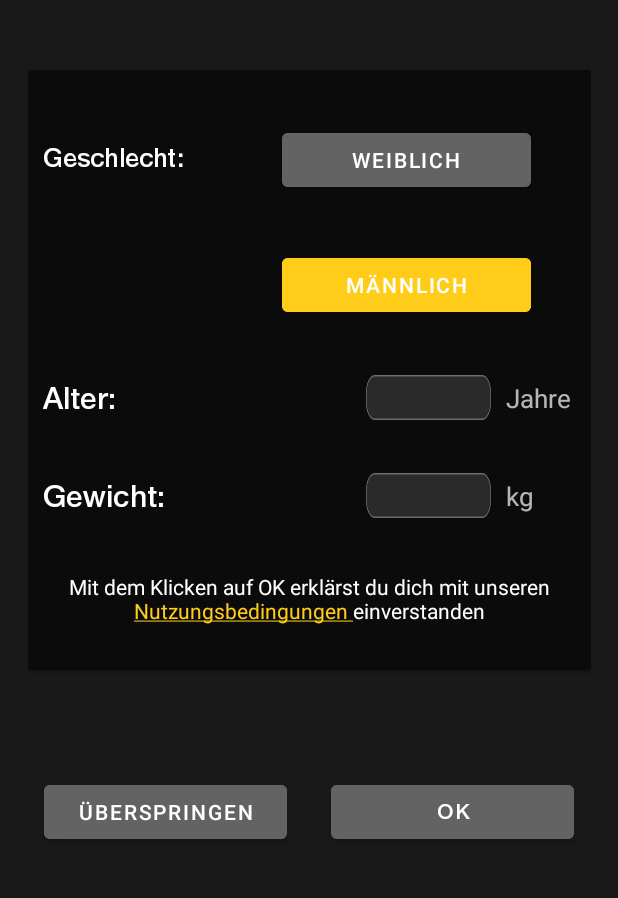
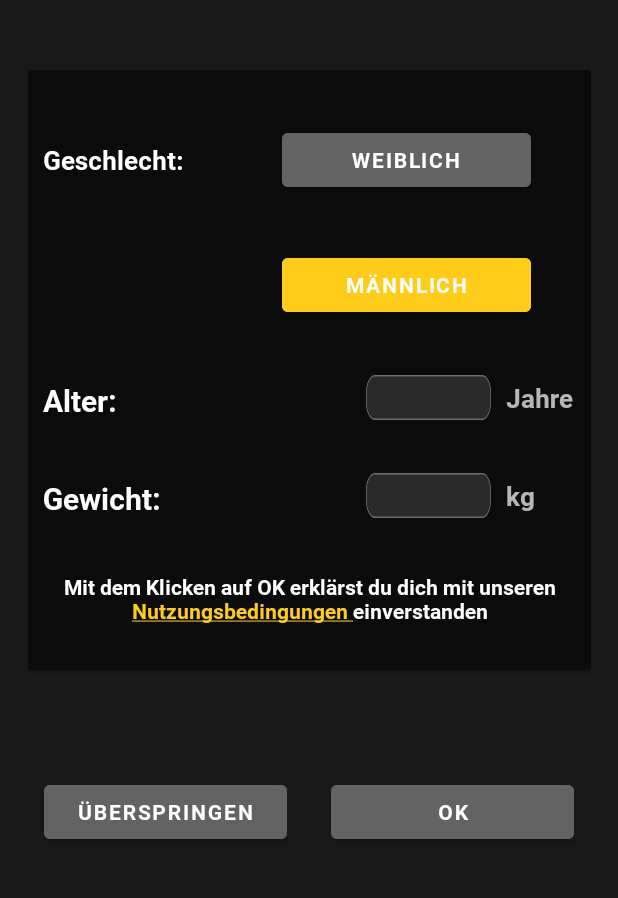
Before and after one commit to FlorianGross/Alcoly, an Android app: the Activity_FirstStartUp screen opened directly, with no data from a screen before it, on a phone screen of 412 x 824 dp, the part 281-1179 px from its top. Run offline under Robolectric (Android 15) with nearby library versions, the phone set to English and light mode, and no system bars.

Commit message:
Replaced the helvetica Font with the Roboto Bold Font

```diff
--- /dev/null
+++ b/Drinkly/app/src/main/res/font/robotobold.xml
@@ -0,0 +1,7 @@
+<?xml version="1.0" encoding="utf-8"?>
+<font-family xmlns:android="http://schemas.android.com/apk/res/android">
+    <font
+        android:font="@font/roboto_bold"
+        android:fontWeight="400"
+        android:fontStyle="normal"/>
+</font-family>
--- a/Drinkly/app/src/main/res/layout/activity_first_startup.xml
+++ b/Drinkly/app/src/main/res/layout/activity_first_startup.xml
@@ -28,9 +28,9 @@
         android:layout_height="400dp"
         android:layout_marginTop="15dp"
         android:layout_marginBottom="40dp"
+        android:backgroundTint="@color/AlternativeBackground"
+        android:paddingLeft="10dp"
         android:paddingRight="10dp"
-        android:paddingLeft="10dp"
-        android:backgroundTint="@color/AlternativeBackground"
         app:layout_constraintBottom_toTopOf="@+id/skipButton"
         app:layout_constraintEnd_toEndOf="parent"
         app:layout_constraintStart_toStartOf="parent"
@@ -45,7 +45,7 @@
                 android:layout_width="83dp"
                 android:layout_height="30dp"
                 android:background="@mipmap/textinput"
-                android:fontFamily="@font/helvetica_neue_regular"
+                android:fontFamily="@font/robotobold"
                 android:importantForAutofill="no"
                 android:inputType="number"
                 android:textAlignment="center"
@@ -60,6 +60,7 @@
                 android:layout_width="wrap_content"
                 android:layout_height="23dp"
                 android:layout_marginStart="10dp"
+                android:fontFamily="@font/robotobold"
                 android:text="Jahre"
                 android:textSize="17dp"
                 app:layout_constraintBottom_toBottomOf="@+id/weightInput"
@@ -71,6 +72,7 @@
                 android:layout_width="wrap_content"
                 android:layout_height="23dp"
                 android:layout_marginStart="10dp"
+                android:fontFamily="@font/robotobold"
                 android:text="kg"
                 android:textSize="17dp"
                 app:layout_constraintBottom_toBottomOf="@+id/ageInput"
@@ -82,11 +84,12 @@
                 android:layout_width="wrap_content"
                 android:layout_height="wrap_content"
                 android:layout_marginBottom="30dp"
+                android:autoLink="web"
+                android:fontFamily="@font/robotobold"
                 android:text="@string/nutzungsbedingungenCheck"
-                android:autoLink="web"
-                android:textColorLink="@color/MainColor"
                 android:textAlignment="center"
                 android:textColor="@color/text"
+                android:textColorLink="@color/MainColor"
                 app:layout_constraintBottom_toBottomOf="parent"
                 app:layout_constraintEnd_toEndOf="parent"
                 app:layout_constraintStart_toStartOf="parent" />
@@ -96,7 +99,7 @@
                 android:layout_width="148dp"
                 android:layout_height="23dp"
                 android:layout_marginStart="10dp"
-                android:fontFamily="@font/helvetica_neue_regular"
+                android:fontFamily="@font/robotobold"
                 android:text="Alter:"
                 android:textColor="@color/text"
                 android:textSize="20sp"
@@ -110,6 +113,7 @@
                 android:layout_height="wrap_content"
                 android:layout_marginEnd="40dp"
                 android:backgroundTint="@color/gray"
+                android:fontFamily="@font/robotobold"
                 android:text="WEIBLICH"
                 android:textSize="14sp"
                 app:layout_constraintBottom_toTopOf="@+id/maleImage"
@@ -122,7 +126,7 @@
                 android:layout_width="148dp"
                 android:layout_height="23dp"
                 android:layout_marginStart="10dp"
-                android:fontFamily="@font/helvetica_neue_regular"
+                android:fontFamily="@font/robotobold"
                 android:text="Geschlecht:"
                 android:textColor="@color/text"
                 android:textSize="17sp"
@@ -136,7 +140,7 @@
                 android:layout_height="30dp"
                 android:autofillHints=""
                 android:background="@mipmap/textinput"
-                android:fontFamily="@font/helvetica_neue_regular"
+                android:fontFamily="@font/robotobold"
                 android:inputType="number"
                 android:textAlignment="center"
                 app:layout_constraintBottom_toTopOf="@+id/Datenschutz"
@@ -150,7 +154,7 @@
                 android:layout_width="148dp"
                 android:layout_height="23dp"
                 android:layout_marginStart="10dp"
-                android:fontFamily="@font/helvetica_neue_regular"
+                android:fontFamily="@font/robotobold"
                 android:inputType="number"
                 android:orientation="vertical"
                 android:text="Gewicht:"
@@ -166,6 +170,7 @@
                 android:layout_height="wrap_content"
                 android:layout_marginEnd="40dp"
                 android:backgroundTint="@color/MainColor"
+                android:fontFamily="@font/robotobold"
                 android:text="Männlich"
                 android:textSize="14sp"
                 app:layout_constraintBottom_toTopOf="@+id/weightInput"
@@ -182,6 +187,7 @@
         android:layout_width="162dp"
         android:layout_height="wrap_content"
         android:backgroundTint="@color/gray"
+        android:fontFamily="@font/robotobold"
         android:text="Überspringen"
         app:layout_constraintBottom_toBottomOf="@+id/forwardButton"
         app:layout_constraintEnd_toStartOf="@+id/forwardButton"
@@ -194,7 +200,7 @@
         android:layout_width="162dp"
         android:layout_height="wrap_content"
         android:backgroundTint="@color/gray"
-        android:fontFamily="@font/helvetica_neue_regular"
+        android:fontFamily="@font/robotobold"
         android:text="Ok"
         app:layout_constraintBottom_toBottomOf="parent"
         app:layout_constraintEnd_toEndOf="parent"
--- a/Drinkly/app/src/main/res/layout/activity_main_page.xml
+++ b/Drinkly/app/src/main/res/layout/activity_main_page.xml
@@ -2,9 +2,9 @@
 <androidx.constraintlayout.widget.ConstraintLayout xmlns:android="http://schemas.android.com/apk/res/android"
     xmlns:app="http://schemas.android.com/apk/res-auto"
     xmlns:tools="http://schemas.android.com/tools"
-    android:background="@color/MainBackground"
     android:layout_width="match_parent"
     android:layout_height="match_parent"
+    android:background="@color/MainBackground"
     tools:context=".Activity_MainPage">
 
     <FrameLayout
@@ -55,6 +55,7 @@
                 android:id="@+id/timelineText"
                 android:layout_width="wrap_content"
                 android:layout_height="wrap_content"
+                android:fontFamily="@font/robotobold"
                 android:text="TIMELINE"
                 android:textColor="@color/reverseText"
                 android:visibility="gone"
@@ -92,6 +93,7 @@
                 android:id="@+id/scanText"
                 android:layout_width="wrap_content"
                 android:layout_height="wrap_content"
+                android:fontFamily="@font/robotobold"
                 android:text="SCANNEN"
                 android:textColor="@color/reverseText"
                 android:visibility="visible"
@@ -128,6 +130,7 @@
                 android:id="@+id/sessionText"
                 android:layout_width="wrap_content"
                 android:layout_height="wrap_content"
+                android:fontFamily="@font/robotobold"
                 android:text="SESSION"
                 android:textColor="@color/reverseText"
                 android:visibility="gone"
--- a/Drinkly/app/src/main/res/layout/fragment_statistics.xml
+++ b/Drinkly/app/src/main/res/layout/fragment_statistics.xml
@@ -11,6 +11,7 @@
         android:layout_height="50dp"
         android:layout_marginBottom="10dp"
         android:backgroundTint="@color/MainBackground"
+        android:fontFamily="@font/robotobold"
         android:text="NIEDRIGER WERT"
         android:textColor="@color/secondaryMain"
         android:textSize="13sp"
@@ -24,6 +25,7 @@
         android:layout_width="120dp"
         android:layout_height="50dp"
         android:backgroundTint="@color/MainBackground"
+        android:fontFamily="@font/robotobold"
         android:text="MITTLERER WERT"
         android:textColor="@color/text"
         android:textSize="13sp"
@@ -39,6 +41,7 @@
         android:layout_width="120dp"
         android:layout_height="50dp"
         android:backgroundTint="@color/MainBackground"
+        android:fontFamily="@font/robotobold"
         android:text="HOHER WERT"
         android:textColor="@color/MainColor"
         android:textSize="13sp"
--- a/Drinkly/app/src/main/res/layout/my_group.xml
+++ b/Drinkly/app/src/main/res/layout/my_group.xml
@@ -3,8 +3,8 @@
     xmlns:app="http://schemas.android.com/apk/res-auto"
     android:layout_width="match_parent"
     android:layout_height="wrap_content"
-    android:orientation="vertical"
-    android:background="@color/MainBackground">
+    android:background="@color/MainBackground"
+    android:orientation="vertical">
 
     <TextView
         android:id="@+id/DateView"
@@ -13,7 +13,7 @@
         android:layout_marginStart="10dp"
         android:layout_marginTop="5dp"
         android:layout_marginBottom="5dp"
-        android:fontFamily="@font/helvetica_neue_regular"
+        android:fontFamily="@font/robotobold"
         android:text="Gestern"
         android:textColor="@color/text"
         android:textSize="16sp"
```
Also changed, not shown: Drinkly/app/src/main/res/layout/activity_camera_and_ki.xml (+10 -10 lines), Drinkly/app/src/main/res/layout/activity_main.xml (+4 -4 lines), Drinkly/app/src/main/res/layout/fragment_details.xml (+11 -11 lines), Drinkly/app/src/main/res/layout/fragment_hoher_wert.xml (+9 -9 lines), Drinkly/app/src/main/res/layout/fragment_main.xml (+5 -2 lines), Drinkly/app/src/main/res/layout/fragment_mittlerer_wert.xml (+11 -12 lines), Drinkly/app/src/main/res/layout/fragment_niedriger_wert.xml (+11 -12 lines), Drinkly/app/src/main/res/layout/fragment_settings.xml (+17 -2 lines), Drinkly/app/src/main/res/layout/my_grid.xml (+4 -4 lines), Drinkly/app/src/main/res/font/roboto_bold.ttf (added).
